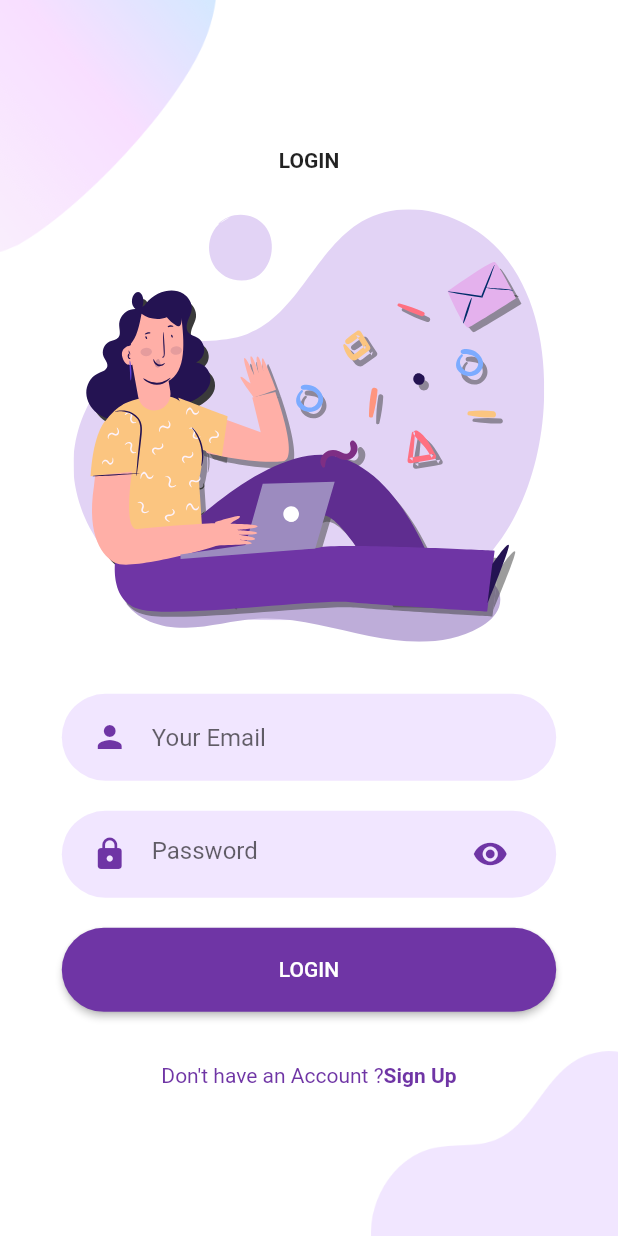
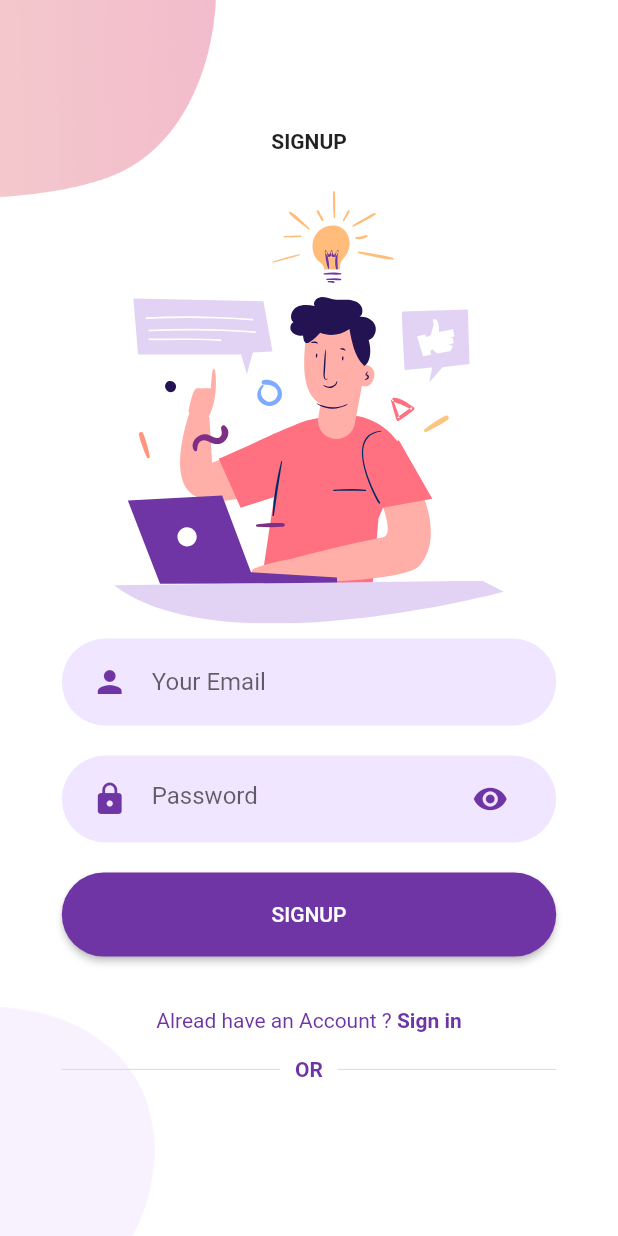
Before and after one commit to Dandy27/wlg, a Flutter app: the LoginScreen screen opened directly, after a tap on "Sign Up", on a phone screen of 412 x 824 dp. Run offline on Flutter 3.47's test engine with Material 2 defaults, Android fonts, the phone set to English and light mode, and no system bars; our stand-ins replace flutter_svg.

Commit message:
OrDivider

```diff
--- a/lib/Screens/Login/components/body.dart
+++ b/lib/Screens/Login/components/body.dart
@@ -1,6 +1,7 @@
 import 'package:flutter/material.dart';
 import 'package:flutter_svg/flutter_svg.dart';
 import 'package:wlg/Screens/Login/components/background.dart';
+import 'package:wlg/Screens/Signup/signup_screen.dart';
 import 'package:wlg/components/alread_have_an_account_check.dart';
 import 'package:wlg/components/rounded_button.dart';
 import 'package:wlg/components/rounded_input_filed.dart';
@@ -51,7 +52,14 @@ class Body extends StatelessWidget {
             ),
             AlreadyHaveAnAccountCheck(
               login: true,
-              press: () {},
+              press: () {
+                Navigator.push(
+                  context,
+                  MaterialPageRoute(builder: (context) {
+                    return SignUpScreen();
+                  }),
+                );
+              },
             )
           ],
         ),
--- /dev/null
+++ b/lib/Screens/Signup/components/background.dart
@@ -0,0 +1,41 @@
+import 'package:flutter/material.dart';
+
+
+class Background extends StatelessWidget {
+  final Widget child;
+  const Background({
+    Key? key, required this.child,
+  }) : super(key: key);
+
+
+
+  @override
+  Widget build(BuildContext context) {
+    Size size = MediaQuery.of(context).size;
+    return Container(
+      // Here i can use size.width but use double.infinity because both work as a same
+      height: size.height,
+      width: double.infinity,
+      child: Stack(
+        alignment: Alignment.center,
+        children: [
+          Positioned(
+              top: 0,
+              left: 0,
+              child: Image.asset(
+                'assets/images/signup_top.png',
+                width: size.width * 0.35,
+              )),
+          Positioned(
+            bottom: 0,
+            left: 0,
+            child: Image.asset(
+              'assets/images/main_bottom.png',
+              width: size.width * 0.25,
+            ),),
+          child,
+        ],
+      ),
+    );
+  }
+}
--- /dev/null
+++ b/lib/Screens/Signup/components/body.dart
@@ -0,0 +1,61 @@
+import 'package:flutter/material.dart';
+import 'package:flutter_svg/flutter_svg.dart';
+import 'package:wlg/Screens/Login/login_screen.dart';
+import 'package:wlg/Screens/Signup/components/background.dart';
+import 'package:wlg/components/alread_have_an_account_check.dart';
+import 'package:wlg/components/rounded_button.dart';
+import 'package:wlg/components/rounded_input_filed.dart';
+import 'package:wlg/components/rounded_password_flutter.dart';
+import 'package:wlg/constants.dart';
+
+import 'or_divider.dart';
+
+class Body extends StatelessWidget {
+  @override
+  Widget build(BuildContext context) {
+    Size size = MediaQuery.of(context).size;
+    return Background(
+      child: Column(
+        mainAxisAlignment: MainAxisAlignment.center,
+        children: [
+          Text(
+            'SIGNUP',
+            style: TextStyle(fontWeight: FontWeight.bold),
+          ),
+          SizedBox(
+            height: size.height * 0.03,
+          ),
+          SvgPicture.asset(
+            'assets/icons/signup.svg',
+            height: size.height * 0.35,
+          ),
+          RoundedInputField(hintText: 'Your Email', onChanged: (value) {}),
+          RoundedPasswordField(
+            onChanged: (value) {},
+          ),
+          RoundeButton(
+            text: 'SIGNUP',
+            press: () {},
+          ),
+          SizedBox(
+            height: size.height * 0.03,
+          ),
+          AlreadyHaveAnAccountCheck(
+            login: false,
+            press: () {
+              Navigator.push(
+                context,
+                MaterialPageRoute(
+                  builder: (context) {
+                    return LoginScreen();
+                  },
+                ),
+              );
+            },
+          ),
+          OrDivider(),
+        ],
+      ),
+    );
+  }
+}
--- /dev/null
+++ b/lib/Screens/Signup/components/or_divider.dart
@@ -0,0 +1,38 @@
+import 'package:flutter/material.dart';
+
+import '../../../constants.dart';
+
+
+class OrDivider extends StatelessWidget {
+  @override
+  Widget build(BuildContext context) {
+    Size size = MediaQuery.of(context).size;
+    return Container(
+      margin: EdgeInsets.symmetric(vertical: size.height * 0.02),
+      width: size.width * 0.8,
+      child: Row(
+        children: [
+          buildExpanded(),
+          Padding(
+            padding: const EdgeInsets.symmetric(horizontal: 10),
+            child: Text(
+              'OR',
+              style: TextStyle(color: kPrimaryColor, fontWeight: FontWeight.bold),
+            ),
+          ),
+          buildExpanded(),
+
+        ],
+      ),
+    );
+  }
+
+  Expanded buildExpanded() {
+    return Expanded(
+      child: Divider(
+        color: Color(0xFFD9D9D9),
+        height: 1.5,
+      ),
+    );
+  }
+}
--- /dev/null
+++ b/lib/Screens/Signup/signup_screen.dart
@@ -0,0 +1,11 @@
+import 'package:flutter/material.dart';
+import 'package:wlg/Screens/Signup/components/body.dart';
+
+class SignUpScreen extends StatelessWidget {
+  @override
+  Widget build(BuildContext context) {
+    return Scaffold(
+      body: Body(),
+    );
+  }
+}
--- a/lib/Screens/Welcome/components/body.dart
+++ b/lib/Screens/Welcome/components/body.dart
@@ -1,6 +1,7 @@
 import 'package:flutter/material.dart';
 import 'package:flutter_svg/flutter_svg.dart';
 import 'package:wlg/Screens/Login/login_screen.dart';
+import 'package:wlg/Screens/Signup/signup_screen.dart';
 import 'package:wlg/components/rounded_button.dart';
 import 'package:wlg/constants.dart';
 
@@ -39,8 +40,14 @@ class Body extends StatelessWidget {
               },
             ),
             RoundeButton(
-              text: 'LOGIN',
-              press: () {},
+              text: 'SIGN UP',
+              press: () {
+                Navigator.push(context, MaterialPageRoute(
+                  builder: (context) {
+                    return SignUpScreen();
+                  },
+                ));
+              },
               color: kPrimaryLightColor,
               textColor: Colors.black,
             )
```
